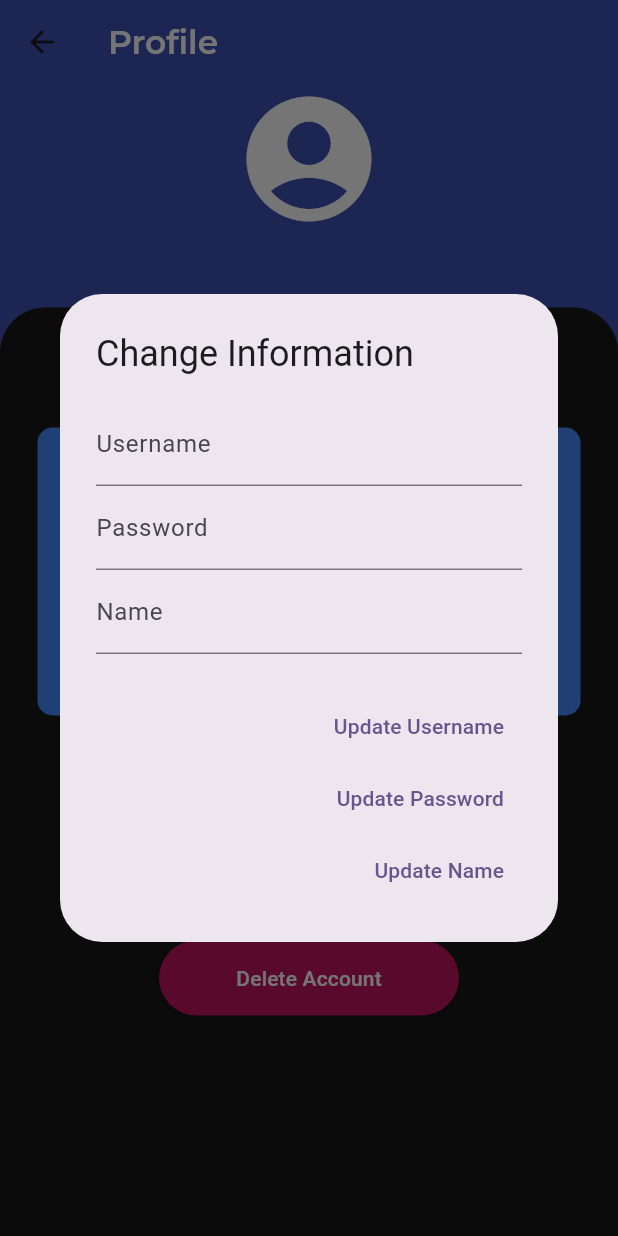
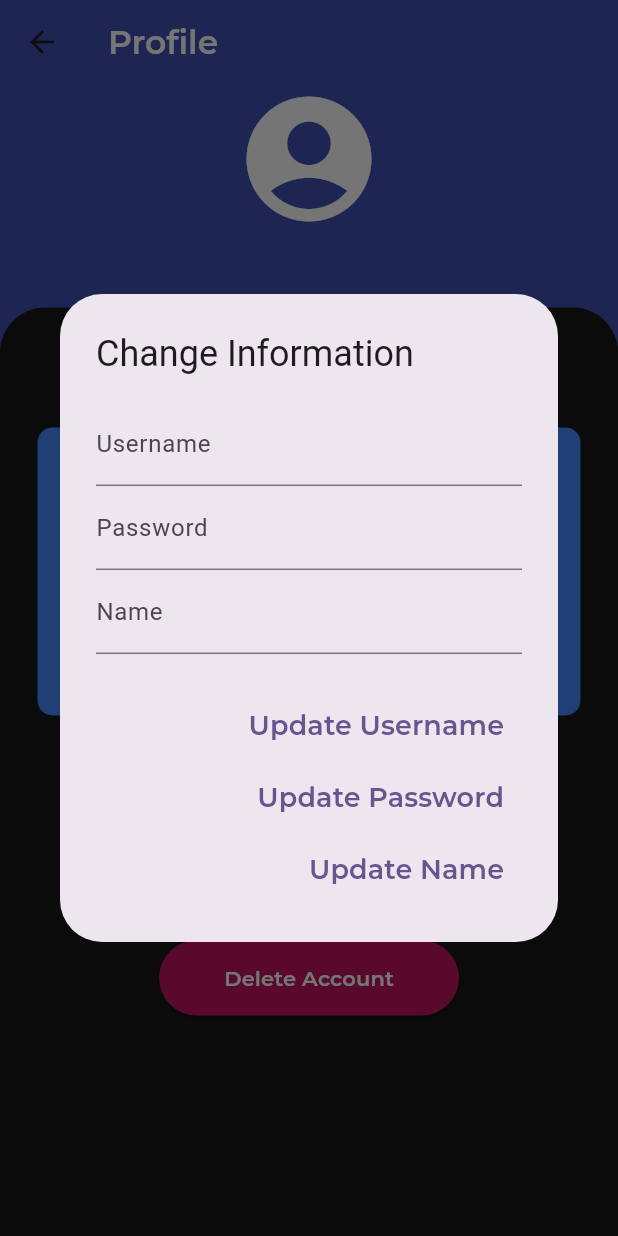
Before and after one commit to nforoutann/unisphere-management-app, a Flutter app: the ProfileScreen screen opened directly with empty values, after a tap on "Change Info", on a phone screen of 412 x 824 dp. Run offline on Flutter 3.47's test engine with Material 3 defaults, Android fonts, the light colour scheme and no system bars; our stand-ins replace curved_navigation_bar, delightful_toast, font_awesome_flutter.

Commit message:
fix: The latest changes applied

```diff
--- a/frontend/lib/screens/student-assignments-screen.dart
+++ b/frontend/lib/screens/student-assignments-screen.dart
@@ -1,5 +1,6 @@
 import 'package:flutter/material.dart';
 import 'package:frontend/objects/Assignment.dart';
+import 'package:frontend/objects/date-hour.dart';
 import 'package:frontend/widgets/assignment-card.dart';
 import 'package:frontend/widgets/assignment-window.dart';
 
@@ -84,7 +85,7 @@ class _StudentAssignmentScreenState extends State<StudentAssignmentScreen> {
       context: context,
       builder: (BuildContext context) {
         return Padding(
-          padding: EdgeInsets.symmetric(vertical: 130, horizontal: 20),
+          padding: EdgeInsets.symmetric(vertical: 155, horizontal: 20),
           child: Stack(
             children: [
               // Bottom layer
--- a/frontend/lib/screens/studnet-profile-info.dart
+++ b/frontend/lib/screens/studnet-profile-info.dart
@@ -130,7 +130,11 @@ class ProfileScreen extends StatelessWidget {
                               ),
                               actions: <Widget>[
                                 TextButton(
-                                  child: Text('Update Username'),
+                                  child: Text('Update Username', style: TextStyle(
+                                    fontSize: 18,
+                                    fontWeight: FontWeight.bold,
+                                    fontFamily: 'Montserrat',
+                                  ),),
                                   onPressed: () {
                                     if(username.isNotEmpty)
                                       Network.changeUsername(student!.username, username);
@@ -138,7 +142,11 @@ class ProfileScreen extends StatelessWidget {
                                   },
                                 ),
                                 TextButton(
-                                  child: Text('Update Password'),
+                                  child: Text('Update Password', style: TextStyle(
+                                    fontSize: 18,
+                                    fontWeight: FontWeight.bold,
+                                    fontFamily: 'Montserrat',
+                                  ),),
                                   onPressed: () {
                                     if(password.isNotEmpty)
                                       Network.changePassword(student!.username, password);
@@ -147,7 +155,11 @@ class ProfileScreen extends StatelessWidget {
                                   },
                                 ),
                                 TextButton(
-                                  child: Text('Update Name'),
+                                  child: Text('Update Name', style: TextStyle(
+                                    fontSize: 18,
+                                    fontWeight: FontWeight.bold,
+                                    fontFamily: 'Montserrat',
+                                  ),),
                                   onPressed: () {
                                     if(name.isNotEmpty){
                                       Network.changeName(student!.username, name);
@@ -164,7 +176,7 @@ class ProfileScreen extends StatelessWidget {
                         backgroundColor: MaterialStateProperty.all<Color>(Color(0xffcb229d)),
                         fixedSize: MaterialStateProperty.all<Size>(Size(200, 50)),
                       ),
-                      child: Text("Change Info", style: TextStyle(color: Colors.white),),
+                      child: Text("Change Info", style: TextStyle(color: Colors.white, fontFamily: 'Montserrat'),),
                     ),
                     SizedBox(height: 20,),
                     ElevatedButton(
@@ -201,7 +213,7 @@ class ProfileScreen extends StatelessWidget {
                         backgroundColor: MaterialStateProperty.all<Color>(Color(0xffc31560)),
                         fixedSize: MaterialStateProperty.all<Size>(Size(200, 50)),
                       ),
-                      child: Text("Delete Account", style: TextStyle(color: Colors.white),),
+                      child: Text("Delete Account", style: TextStyle(color: Colors.white, fontFamily: 'Montserrat'),),
                     ),
                     SizedBox(height: 20,),
                   ],
--- a/frontend/lib/widgets/assignment-window.dart
+++ b/frontend/lib/widgets/assignment-window.dart
@@ -181,7 +181,7 @@ class AssignmentWindow extends StatelessWidget {
                     Align(
                       child: TextField(
                         controller: descriptionController,
-                        maxLines: 4,
+                        maxLines: 3,
                         decoration: InputDecoration(
                           hintText: '${assignment.description}',
                           hintStyle: TextStyle(color: Colors.white70),
--- a/frontend/lib/widgets/main-scaffold.dart
+++ b/frontend/lib/widgets/main-scaffold.dart
@@ -52,7 +52,8 @@ class MyScaffold extends StatelessWidget{
         backgroundColor: backgroundColor,
         elevation: 0,
         actions: [
-
+          firstButton!=null ? firstButton! : Container(),
+          secondButton!=null ? secondButton! : Container(),
         ],
       ),
       backgroundColor: backgroundColor,
```
Also changed, not shown: frontend/lib/network/network-helper.dart (+4 -9 lines), frontend/lib/screens/student-main-screen.dart (line endings or trailing spaces), 4 other files.
